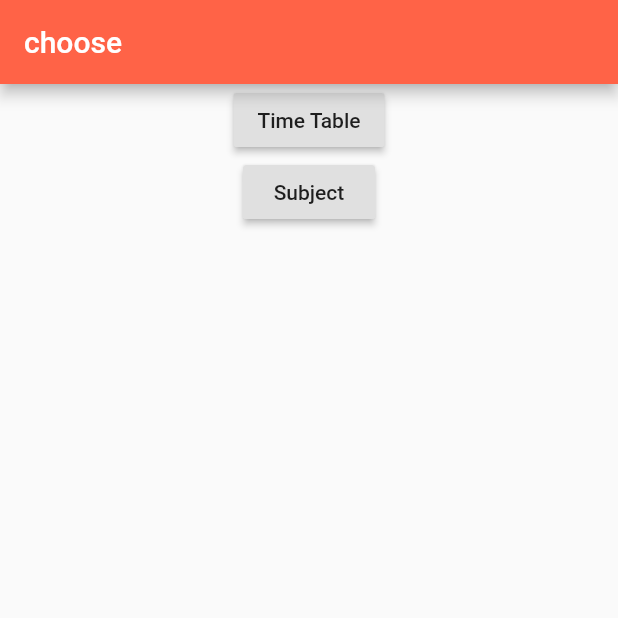
After one commit to nithishpranav/timetable, a Flutter app: the screen it shows after launch, after a tap on "Proceed", after a tap on "Time Table", after a tap on the "arrow back" icon, on a phone screen of 412 x 824 dp, the top half of it. The commit adds this screen. Run offline on Flutter 3.47's test engine with Material 2 defaults, Android fonts, the phone set to English and light mode, and no system bars; our stand-ins replace cloud_firestore; accounts and stored records are empty.

```diff
--- /dev/null
+++ b/lib/choice.dart
@@ -0,0 +1,67 @@
+import 'package:flutter/material.dart';
+import 'main.dart';
+
+class Choice extends StatelessWidget {
+  @override
+  Widget build(BuildContext context) {
+    return new Scaffold(
+      appBar: new AppBar(
+        backgroundColor: const Color(0xFFff6347),
+         /* leading: new IconButton(
+          icon: new Icon(
+            Icons.menu,
+            color: Colors.white,
+          ),
+          tooltip: 'Navigation menu',
+          onPressed: null,
+        ),*/
+        title: new Text('choose'),
+
+      ),
+      // body is the majority of the screen.
+      body: new Container(
+      child: Center(
+        child: Column(
+            //mainAxisAlignment: MainAxisAlignment.spaceEvenly,
+            children: <Widget>[
+              Center(
+                child: RaisedButton(
+                  child: Text("Time Table"),
+                  onPressed:  () {
+                    Navigator.pushReplacement(
+                      context,
+                      MaterialPageRoute(builder: (context) => MyHomePage()),
+                    );
+                  },
+                ),
+              ),
+              Center(
+                child: RaisedButton(
+                  child: Text("Subject"),
+                  onPressed: () => null,
+                ),
+              )
+            ]
+        ),
+      ),
+
+
+
+
+    /*Center(
+          //margin: const EdgeInsets.only(top: 26.0),
+          child: new RaisedButton(
+            onPressed: () {
+              Navigator.pushReplacement(
+                context,
+                MaterialPageRoute(builder: (context) => MyHomePage()),
+              );
+            },
+            child: new Text(
+              'Time Table',
+              style: new TextStyle(color: const Color(0xFFff6347)),
+            ),
+          )),*/
+    ));
+  }
+}
--- a/lib/login.dart
+++ b/lib/login.dart
@@ -1,4 +1,5 @@
 import 'package:flutter/material.dart';
+import 'package:time_table/choice.dart';
 import 'main.dart';
 
 class TutorialHome extends StatelessWidget {
@@ -41,14 +42,14 @@ class LoginPage extends StatelessWidget {
         children: <Widget>[
           buildInputField(context, "Enter your Name", Icons.person, false),
           buildInputField(context, "Enter your Roll Number",
-              Icons.coronavirus_outlined, false),
+              Icons.recent_actors, false),
           new Container(
               margin: const EdgeInsets.only(top: 26.0),
               child: new RaisedButton(
                 onPressed: () {
                   Navigator.pushReplacement(
                     context,
-                    MaterialPageRoute(builder: (context) => MyHomePage()),
+                    MaterialPageRoute(builder: (context) => Choice()),
                   );
                 },
                 child: new Text(
--- a/lib/main.dart
+++ b/lib/main.dart
@@ -1,7 +1,7 @@
 import 'package:cloud_firestore/cloud_firestore.dart';
 import 'package:flutter/material.dart';
 import 'package:time_table/login.dart';
-
+import 'choice.dart';
 void main() => runApp(MyApp());
 
 class MyApp extends StatelessWidget {
@@ -29,10 +29,23 @@ class _MyHomePageState extends State<MyHomePage> {
   @override
   Widget build(BuildContext context) {
     return Scaffold(
-      appBar: AppBar(
-          title: Text('Time Table'), backgroundColor: Colors.blueGrey[700]),
-      backgroundColor: Colors.white70,
-
+      appBar: new AppBar(
+        backgroundColor: const Color(0xFFff6347),
+        leading: new IconButton(
+          icon: new Icon(
+            Icons.arrow_back,
+            color: Colors.white,
+          ),
+          tooltip: 'Navigation menu',
+          onPressed: () {
+            Navigator.pushReplacement(
+              context,
+              MaterialPageRoute(builder: (context) => Choice()),
+            );
+          },
+        ),
+        title: new Text('Time Table'),
+      ),
       body: PageView.builder(
         controller: controller,
         onPageChanged: (index) {
@@ -45,21 +58,25 @@ class _MyHomePageState extends State<MyHomePage> {
             stream: Firestore.instance.collection('table').snapshots(),
             builder: (context, snapshot) {
               if (!snapshot.hasData) return LinearProgressIndicator();
-              final NPtable = snapshot.data.documents[pageChanged]['Test_array'];
+              final NPtable =
+                  snapshot.data.documents[pageChanged]['Test_array'];
 
               return ListView.builder(
                 itemCount: NPtable.length,
                 itemBuilder: (context, index) {
                   return Center(
                     child: SizedBox(
-                      width: 300,
+                      width: 400,
                       height: 100,
                       child: Padding(
                         padding: const EdgeInsets.all(8.0),
                         child: FlatButton(
                           onPressed: () {},
-                          color: Colors.grey[600],
-                          child: Text('${NPtable[index]}'),
+                          color: Colors.white,
+                          child: Text('${NPtable[index]}',
+                              textAlign: TextAlign.center,
+                              style: TextStyle(
+                                  color: Colors.black, fontSize: 22.0)),
                         ),
                       ),
                     ),
```
